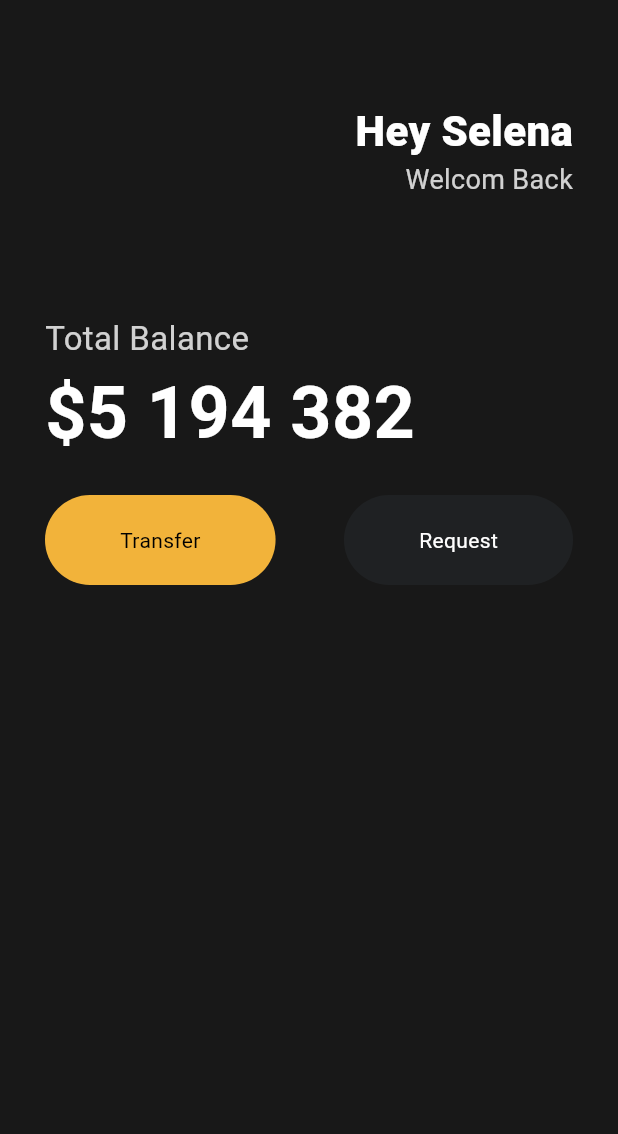
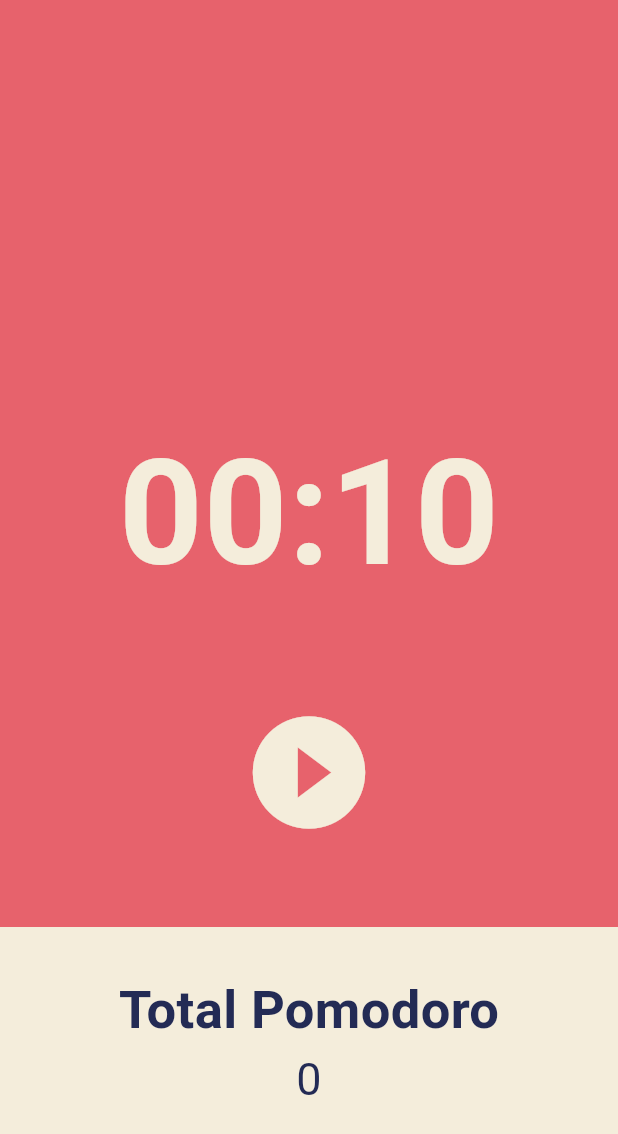
Before and after one commit to Grit03/practice-flutter, a Flutter app: the screen it shows after launch, on a phone screen of 412 x 824 dp. Shown: the top 1134 px of the screen. Run offline on Flutter 3.47's test engine with Material 3 defaults, Android fonts, the phone set to English and light mode, and no system bars.

Commit message:
feat: basic pomodoro

```diff
--- a/lib/main.dart
+++ b/lib/main.dart
@@ -1,5 +1,5 @@
 import 'package:flutter/material.dart';
-import 'package:toonflix/widgets/button.dart';
+import 'package:toonflix/screen/home_screen.dart';
 
 void main() {
   runApp(const App());
@@ -11,89 +11,16 @@ class App extends StatelessWidget {
   @override
   Widget build(BuildContext context) {
     return MaterialApp(
-      home: Scaffold(
-        backgroundColor: const Color(0xFF181818),
-        body: Padding(
-          padding: const EdgeInsets.symmetric(
-            horizontal: 30,
-            vertical: 20,
-          ),
-          child: Column(
-            crossAxisAlignment: CrossAxisAlignment.start,
-            children: [
-              Row(
-                mainAxisAlignment: MainAxisAlignment.end,
-                children: [
-                  const SizedBox(
-                    height: 160,
-                  ),
-                  Column(
-                    crossAxisAlignment: CrossAxisAlignment.end,
-                    children: [
-                      const Text(
-                        "Hey Selena",
-                        style: TextStyle(
-                          color: Colors.white,
-                          fontSize: 28,
-                          fontWeight: FontWeight.w800,
-                        ),
-                      ),
-                      Text(
-                        "Welcom Back",
-                        style: TextStyle(
-                          color: Colors.white.withOpacity(0.8),
-                          fontSize: 18,
-                        ),
-                      ),
-                    ],
-                  )
-                ],
-              ),
-              const SizedBox(
-                height: 30,
-              ),
-              Column(
-                crossAxisAlignment: CrossAxisAlignment.start,
-                children: [
-                  Text(
-                    "Total Balance",
-                    style: TextStyle(
-                      color: Colors.white.withOpacity(0.8),
-                      fontSize: 22,
-                    ),
-                  ),
-                  const Text(
-                    "\$5 194 382",
-                    style: TextStyle(
-                      color: Colors.white,
-                      fontSize: 48,
-                      fontWeight: FontWeight.bold,
-                    ),
-                  ),
-                  const SizedBox(
-                    height: 20,
-                  ),
-                  const Row(
-                    mainAxisAlignment: MainAxisAlignment.spaceBetween,
-                    children: [
-                      Button(
-                        text: "Transfer",
-                        bgColor: Color(0xFFF2B33A),
-                        textColor: Colors.black,
-                      ),
-                      Button(
-                        text: "Request",
-                        bgColor: Color(0xFF1F2123),
-                        textColor: Colors.white,
-                      ),
-                    ],
-                  )
-                ],
-              )
-            ],
+      theme: ThemeData(
+        scaffoldBackgroundColor: const Color(0xffE7626C),
+        textTheme: const TextTheme(
+          headlineLarge: TextStyle(
+            color: Color(0xff232B55),
           ),
         ),
+        cardColor: const Color(0xffF4EDDB),
       ),
+      home: const HomeScreen(),
     );
   }
 }
--- /dev/null
+++ b/lib/screen/home_screen.dart
@@ -0,0 +1,129 @@
+import 'dart:async';
+
+import 'package:flutter/material.dart';
+
+class HomeScreen extends StatefulWidget {
+  const HomeScreen({super.key});
+
+  @override
+  State<HomeScreen> createState() => _HomeScreenState();
+}
+
+class _HomeScreenState extends State<HomeScreen> {
+  static const _promodoroTime = 10;
+  bool isRunning = false;
+  int totalSeconds = _promodoroTime;
+  int totalPomodoro = 0;
+  late Timer timer;
+
+  void onTick(Timer timer) {
+    if (totalSeconds == 0) {
+      setState(() {
+        totalSeconds = _promodoroTime;
+        isRunning = false;
+        totalPomodoro += 1;
+      });
+      timer.cancel();
+    } else {
+      setState(() {
+        totalSeconds = totalSeconds - 1;
+      });
+    }
+  }
+
+  void onStartPressed() {
+    timer = Timer.periodic(const Duration(seconds: 1), onTick);
+
+    setState(() {
+      isRunning = true;
+    });
+  }
+
+  void onPausePressed() {
+    timer.cancel();
+    setState(() {
+      isRunning = false;
+    });
+  }
+
+  String formatTimer(Duration time) => time.toString().substring(2, 7);
+
+  @override
+  Widget build(BuildContext context) {
+    return Scaffold(
+      backgroundColor: Theme.of(context).scaffoldBackgroundColor,
+      body: Column(
+        children: [
+          Flexible(
+            flex: 2,
+            child: Container(
+              alignment: Alignment.bottomCenter,
+              child: Text(
+                formatTimer(Duration(seconds: totalSeconds)),
+                style: TextStyle(
+                  fontSize: 98,
+                  fontWeight: FontWeight.w600,
+                  color: Theme.of(context).cardColor,
+                ),
+              ),
+            ),
+          ),
+          Flexible(
+            flex: 1,
+            child: Center(
+              child: IconButton(
+                onPressed: isRunning ? onPausePressed : onStartPressed,
+                iconSize: 90,
+                color: Theme.of(context).cardColor,
+                icon: isRunning
+                    ? const Icon(Icons.pause_circle_filled_outlined)
+                    : const Icon(Icons.play_circle_fill_outlined),
+              ),
+            ),
+          ),
+          Flexible(
+            flex: 1,
+            child: Row(
+              children: [
+                Expanded(
+                  child: Container(
+                    decoration:
+                        BoxDecoration(color: Theme.of(context).cardColor),
+                    child: Padding(
+                      padding: const EdgeInsets.only(top: 30),
+                      child: Column(
+                        children: [
+                          Text(
+                            "Total Pomodoro",
+                            style: TextStyle(
+                              fontSize: 35,
+                              fontWeight: FontWeight.w600,
+                              color: Theme.of(context)
+                                  .textTheme
+                                  .headlineLarge
+                                  ?.color,
+                            ),
+                          ),
+                          Text(
+                            "$totalPomodoro",
+                            style: TextStyle(
+                              fontSize: 30,
+                              color: Theme.of(context)
+                                  .textTheme
+                                  .headlineLarge
+                                  ?.color,
+                            ),
+                          ),
+                        ],
+                      ),
+                    ),
+                  ),
+                ),
+              ],
+            ),
+          ),
+        ],
+      ),
+    );
+  }
+}
--- a/lib/widgets/button.dart
+++ /dev/null
@@ -1,34 +0,0 @@
-import 'package:flutter/material.dart';
-
-class Button extends StatelessWidget {
-  final String text;
-  final Color bgColor;
-  final Color textColor;
-
-  const Button({
-    super.key,
-    required this.text,
-    required this.bgColor,
-    required this.textColor,
-  });
-
-  @override
-  Widget build(BuildContext context) {
-    return Container(
-      decoration: BoxDecoration(
-        color: bgColor,
-        borderRadius: BorderRadius.circular(45),
-      ),
-      child: Padding(
-        padding: const EdgeInsets.symmetric(
-          horizontal: 50,
-          vertical: 20,
-        ),
-        child: Text(
-          text,
-          style: TextStyle(color: textColor),
-        ),
-      ),
-    );
-  }
-}
```
